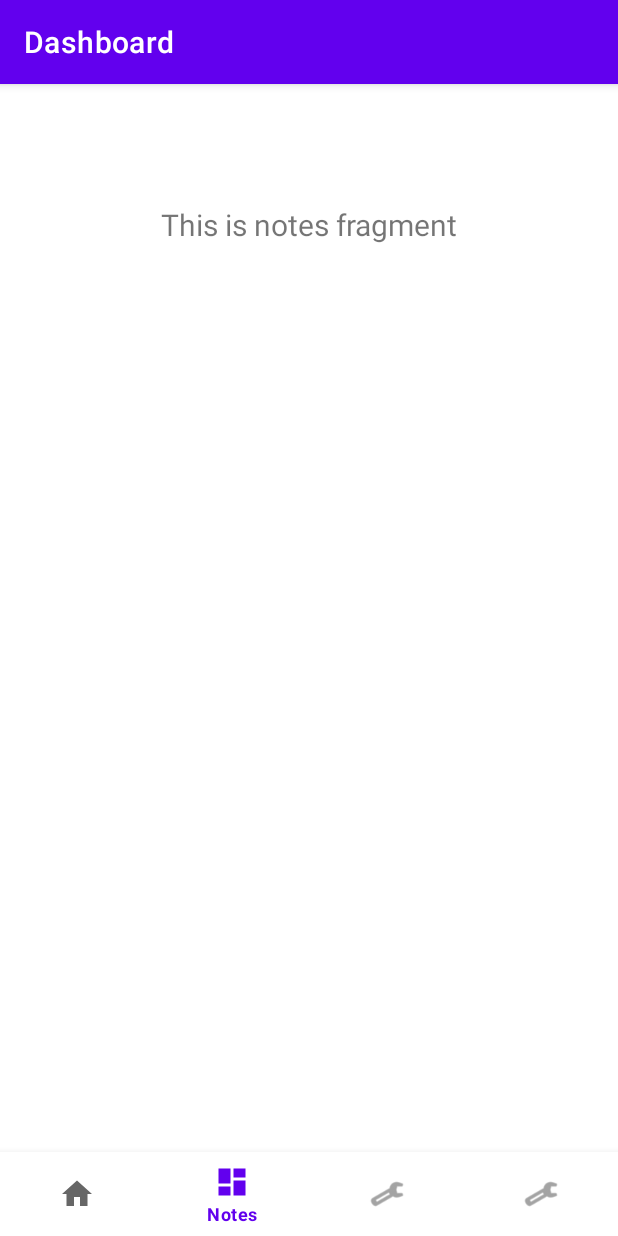
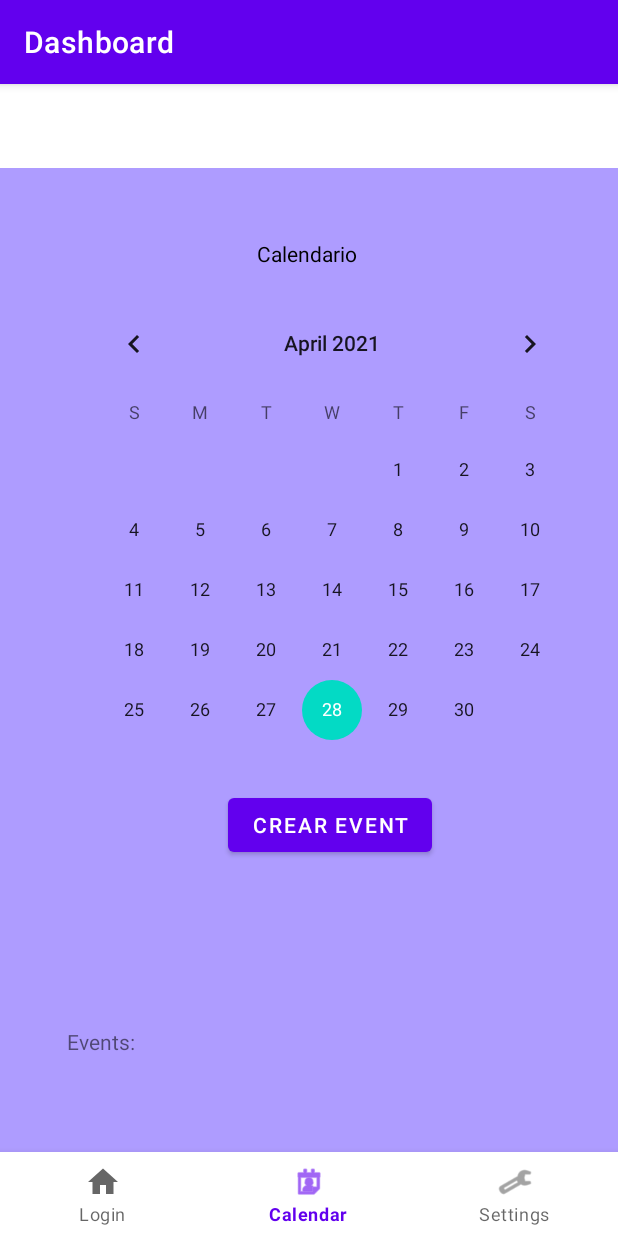
Before and after one commit to ivanmansilla/StuDiary_AT-app, an Android app: the screen it shows after launch (MainActivity), item 2 of the bottom bar chosen, on a phone screen of 412 x 824 dp. Run offline under Robolectric (Android 15) with nearby library versions, the phone set to English and light mode, and no system bars; our stand-ins replace navigation-ui.

Commit message:
Calendar Bottom Navigation

```diff
--- a/app/src/main/java/com/example/studiary_at/MainActivity.java
+++ b/app/src/main/java/com/example/studiary_at/MainActivity.java
@@ -2,8 +2,6 @@ package com.example.studiary_at;
 
 import android.os.Bundle;
 
-import com.example.studiary_at.ui.login.ForgotPasswordFragment;
-import com.example.studiary_at.ui.login.LoginFragment;
 import com.google.android.material.bottomnavigation.BottomNavigationView;
 
 import androidx.appcompat.app.AppCompatActivity;
@@ -23,7 +21,7 @@ public class MainActivity extends AppCompatActivity  {
         // Passing each menu ID as a set of Ids because each
         // menu should be considered as top level destinations.
         AppBarConfiguration appBarConfiguration = new AppBarConfiguration.Builder(
-                R.id.navigation_login, R.id.navigation_notes, R.id.navigation_settings)
+                R.id.navigation_login, R.id.navigation_calendar, R.id.navigation_settings)
                 .build();
         NavController navController = Navigation.findNavController(this, R.id.nav_host_fragment);
         NavigationUI.setupActionBarWithNavController(this, navController, appBarConfiguration);
--- a/app/src/main/java/com/example/studiary_at/ui/calendar/CalendarFragment.java
+++ b/app/src/main/java/com/example/studiary_at/ui/calendar/CalendarFragment.java
@@ -4,31 +4,35 @@ import android.os.Bundle;
 import android.view.LayoutInflater;
 import android.view.View;
 import android.view.ViewGroup;
+import android.widget.CalendarView;
+import android.widget.TextView;
 
 import androidx.annotation.NonNull;
 import androidx.annotation.Nullable;
 import androidx.fragment.app.Fragment;
+import androidx.lifecycle.Observer;
+import androidx.lifecycle.ViewModelProvider;
+import com.example.studiary_at.R;
 
 public class CalendarFragment extends Fragment {
 
     private CalendarViewModel calendarViewModel;
 
-/*
     public View onCreateView(@NonNull LayoutInflater inflater,
                              ViewGroup container, Bundle savedInstanceState) {
         calendarViewModel =
                 new ViewModelProvider(this).get(CalendarViewModel.class);
         View root = inflater.inflate(R.layout.fragment_calendar, container, false);
-        final TextView textView = root.findViewById(R.id.text_dashboard);
+        final CalendarView textView = root.findViewById(R.id.calendarView);
         calendarViewModel.getText().observe(getViewLifecycleOwner(), new Observer<String>() {
             @Override
             public void onChanged(@Nullable String s) {
-                textView.setText(s);
+                //textView.setText(s);
             }
         });
         return root;
     }
-         #FALTA AÑADIR EL FRAGMENT_CALENDAR AL BOTTOM NAVIGATION MENU#    */
+        /*#FALTA AÑADIR EL FRAGMENT_CALENDAR AL BOTTOM NAVIGATION MENU#    */
 
     /*
     @Override
--- a/app/src/main/res/layout/fragment_calendar.xml
+++ b/app/src/main/res/layout/fragment_calendar.xml
@@ -16,8 +16,12 @@
         android:id="@+id/calendarView"
         android:layout_width="wrap_content"
         android:layout_height="wrap_content"
-        tools:layout_editor_absoluteX="30dp"
-        tools:layout_editor_absoluteY="51dp" />
+        app:layout_constraintBottom_toBottomOf="parent"
+        app:layout_constraintEnd_toEndOf="parent"
+        app:layout_constraintHorizontal_bias="0.737"
+        app:layout_constraintStart_toStartOf="parent"
+        app:layout_constraintTop_toTopOf="parent"
+        app:layout_constraintVertical_bias="0.223" />
 
     <TextView
         android:id="@+id/textView"
@@ -25,30 +29,45 @@
         android:layout_height="wrap_content"
         android:text="Calendario"
         android:textColor="#000000"
-        tools:layout_editor_absoluteX="171dp"
-        tools:layout_editor_absoluteY="16dp" />
+        app:layout_constraintBottom_toBottomOf="parent"
+        app:layout_constraintEnd_toEndOf="parent"
+        app:layout_constraintStart_toStartOf="parent"
+        app:layout_constraintTop_toTopOf="parent"
+        app:layout_constraintVertical_bias="0.068" />
 
     <TextView
         android:id="@+id/textView2"
         android:layout_width="wrap_content"
         android:layout_height="wrap_content"
         android:text="Events:"
-        tools:layout_editor_absoluteX="31dp"
-        tools:layout_editor_absoluteY="432dp" />
+        app:layout_constraintBottom_toBottomOf="parent"
+        app:layout_constraintEnd_toEndOf="parent"
+        app:layout_constraintHorizontal_bias="0.122"
+        app:layout_constraintStart_toStartOf="parent"
+        app:layout_constraintTop_toTopOf="parent"
+        app:layout_constraintVertical_bias="0.827" />
 
     <Button
         android:id="@+id/button"
         android:layout_width="wrap_content"
         android:layout_height="wrap_content"
         android:text="Crear event"
-        tools:layout_editor_absoluteX="138dp"
-        tools:layout_editor_absoluteY="366dp" />
+        app:layout_constraintBottom_toBottomOf="parent"
+        app:layout_constraintEnd_toEndOf="parent"
+        app:layout_constraintHorizontal_bias="0.55"
+        app:layout_constraintStart_toStartOf="parent"
+        app:layout_constraintTop_toTopOf="parent"
+        app:layout_constraintVertical_bias="0.623" />
 
     <TextView
         android:id="@+id/textView3"
         android:layout_width="353dp"
         android:layout_height="248dp"
         android:text=""
-        tools:layout_editor_absoluteX="31dp"
-        tools:layout_editor_absoluteY="451dp" />
+        app:layout_constraintBottom_toBottomOf="parent"
+        app:layout_constraintEnd_toEndOf="parent"
+        app:layout_constraintHorizontal_bias="0.724"
+        app:layout_constraintStart_toStartOf="parent"
+        app:layout_constraintTop_toTopOf="parent"
+        app:layout_constraintVertical_bias="0.291" />
 </androidx.constraintlayout.widget.ConstraintLayout>
--- a/app/src/main/res/menu/bottom_nav_menu.xml
+++ b/app/src/main/res/menu/bottom_nav_menu.xml
@@ -7,18 +7,13 @@
         android:title="@string/login" />
 
     <item
-        android:id="@+id/navigation_notes"
-        android:icon="@drawable/ic_dashboard_black_24dp"
-        android:title="@string/notes" />
+        android:id="@+id/navigation_calendar"
+        android:icon="@android:drawable/ic_menu_my_calendar"
+        android:title="@string/calendar" />
 
     <item
         android:id="@+id/navigation_settings"
         android:icon="@android:drawable/ic_menu_manage"
         android:title="@string/settings" />
 
-    <item
-        android:id="@+id/navigation_calendar"
-        android:icon="@android:drawable/ic_menu_manage"
-        android:title="@string/calendar" />
-
 </menu>
--- a/app/src/main/res/navigation/mobile_navigation.xml
+++ b/app/src/main/res/navigation/mobile_navigation.xml
@@ -12,10 +12,10 @@
         tools:layout="@layout/fragment_login" />
 
     <fragment
-        android:id="@+id/navigation_notes"
-        android:name="com.example.studiary_at.ui.notes.NotesFragment"
+        android:id="@+id/navigation_calendar"
+        android:name="com.example.studiary_at.ui.calendar.CalendarFragment"
         android:label="@string/title_dashboard"
-        tools:layout="@layout/fragment_notes" />
+        tools:layout="@layout/fragment_calendar" />
 
     <fragment
         android:id="@+id/navigation_settings"
```
